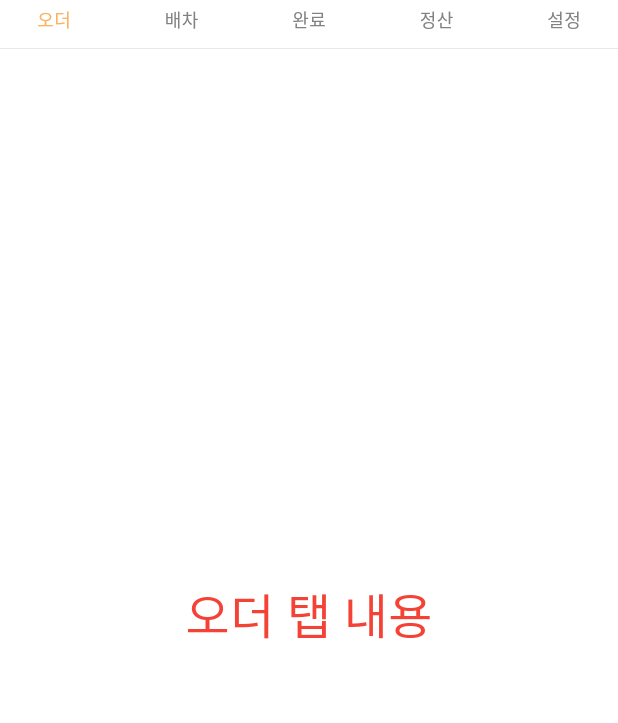
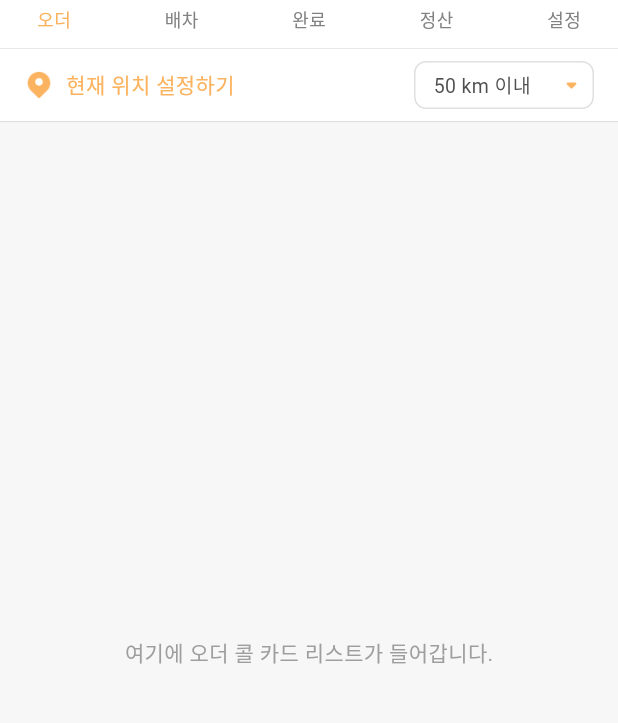
Before and after one commit to rlaaudgjs2/consignment, a Flutter app: the screen it shows after launch, on a phone screen of 412 x 824 dp, the part 53-776 px from its top. Run offline on Flutter 3.47's test engine with Material 3 defaults, Android fonts, the light colour scheme and no system bars.

Commit message:
[#2] feat: 오더페이지 현재 위치/거리 필터 UI 추가

```diff
--- a/lib/core/config/assets.dart
+++ b/lib/core/config/assets.dart
@@ -23,4 +23,12 @@ class AppIcons {
       'assets/icons/tabs/ic_tab_setting_active.png';
   static const String tabSettingsInactive =
       'assets/icons/tabs/ic_tab_setting_inactive.png';
+
+  static const String orderLocation =
+      'assets/icons/order/ic_location.png';
+
+  static const String arrowDown =
+      'assets/icons/common/ic_arrow_down.png';
+  static const String arrowUp =
+      'assets/icons/common/ic_arrow_up.png';
 }
--- /dev/null
+++ b/lib/features/order/presentation/pages/order_page.dart
@@ -0,0 +1,169 @@
+import 'package:flutter/material.dart';
+import 'package:consignment/features/order/presentation/widgets/order_filter_bar.dart';
+
+class OrderPage extends StatefulWidget {
+  const OrderPage({super.key});
+
+  @override
+  State<OrderPage> createState() => _OrderPageState();
+}
+
+class _OrderPageState extends State<OrderPage> {
+  final List<int> _distanceOptions = [1, 5, 10, 20, 50, 100];
+
+  int _selectedDistance = 50;
+  bool _isDistanceDropdownOpen = false;
+
+  // 거리 버튼의 위치를 얻기 위한 키
+  final GlobalKey _distanceButtonKey = GlobalKey();
+
+  OverlayEntry? _distanceOverlayEntry;
+
+  String get _distanceLabel => '$_selectedDistance km 이내';
+
+  void _onTapLocation() {
+    // TODO: 현재 위치 설정 BottomSheet / 권한 요청 등으로 연결
+    debugPrint('현재 위치 설정하기 클릭');
+  }
+
+  void _toggleDistanceDropdown() {
+    if (_isDistanceDropdownOpen) {
+      _removeDistanceDropdown();
+    } else {
+      _showDistanceDropdown();
+    }
+  }
+
+  void _showDistanceDropdown() {
+    final renderBox =
+    _distanceButtonKey.currentContext?.findRenderObject() as RenderBox?;
+    if (renderBox == null) return;
+
+    final size = renderBox.size;
+    final offset = renderBox.localToGlobal(Offset.zero);
+
+    _distanceOverlayEntry = OverlayEntry(
+      builder: (context) {
+        return Stack(
+          children: [
+            // 바깥 클릭 시 닫히도록 전체 영역 터치 레이어
+            Positioned.fill(
+              child: GestureDetector(
+                behavior: HitTestBehavior.translucent,
+                onTap: _removeDistanceDropdown,
+              ),
+            ),
+            // 거리 버튼 바로 아래의 드롭다운
+            Positioned(
+              left: offset.dx,
+              top: offset.dy + size.height,
+              width: size.width, // 120과 같음
+              child: Material(
+                color: Colors.transparent,
+                child: Container(
+                  width: size.width,
+                  decoration: BoxDecoration(
+                    color: Colors.white,
+                    borderRadius: BorderRadius.circular(8),
+                    border: Border.all(
+                      color: const Color(0xFFE0E0E0),
+                      width: 1,
+                    ),
+                  ),
+                  child: Column(
+                    mainAxisSize: MainAxisSize.min,
+                    children: _distanceOptions.map((km) {
+                      final bool isSelected = km == _selectedDistance;
+                      return InkWell(
+                        onTap: () {
+                          setState(() {
+                            _selectedDistance = km;
+                          });
+                          _removeDistanceDropdown();
+                        },
+                        child: Container(
+                          height: 60, // 피그마: 각 옵션 120 x 60
+                          alignment: Alignment.center,
+                          decoration: const BoxDecoration(
+                            border: Border(
+                              bottom: BorderSide(
+                                color: Color(0xFFE0E0E0),
+                                width: 0.5,
+                              ),
+                            ),
+                          ),
+                          child: Text(
+                            '$km km',
+                            style: TextStyle(
+                              fontSize: 16,
+                              color: isSelected
+                                  ? const Color(0xFFFBB35F)
+                                  : const Color(0xFF4F4F4F),
+                              fontWeight: isSelected
+                                  ? FontWeight.w600
+                                  : FontWeight.w400,
+                            ),
+                          ),
+                        ),
+                      );
+                    }).toList(),
+                  ),
+                ),
+              ),
+            ),
+          ],
+        );
+      },
+    );
+
+    Overlay.of(context).insert(_distanceOverlayEntry!);
+
+    setState(() {
+      _isDistanceDropdownOpen = true;
+    });
+  }
+
+  void _removeDistanceDropdown() {
+    _distanceOverlayEntry?.remove();
+    _distanceOverlayEntry = null;
+
+    if (mounted) {
+      setState(() {
+        _isDistanceDropdownOpen = false;
+      });
+    }
+  }
+
+  @override
+  void dispose() {
+    _removeDistanceDropdown();
+    super.dispose();
+  }
+
+  @override
+  Widget build(BuildContext context) {
+    return Column(
+      children: [
+        OrderFilterBar(
+          onTapLocation: _onTapLocation,
+          onTapDistance: _toggleDistanceDropdown,
+          distanceLabel: _distanceLabel,
+          isDistanceOpen: _isDistanceDropdownOpen,
+          distanceButtonKey: _distanceButtonKey,
+        ),
+        const Divider(height: 1, color: Color(0xFFE0E0E0)),
+        Expanded(
+          child: Container(
+            color: const Color(0xFFF7F7F7),
+            child: const Center(
+              child: Text(
+                '여기에 오더 콜 카드 리스트가 들어갑니다.',
+                style: TextStyle(color: Colors.grey),
+              ),
+            ),
+          ),
+        ),
+      ],
+    );
+  }
+}
--- /dev/null
+++ b/lib/features/order/presentation/widgets/order_filter_bar.dart
@@ -0,0 +1,110 @@
+import 'package:flutter/material.dart';
+import 'package:consignment/core/config/assets.dart';
+
+/// 오더 탭 상단의
+/// "현재 위치 설정하기" + "거리 필터" 영역 컴포넌트.
+class OrderFilterBar extends StatelessWidget {
+  final VoidCallback onTapLocation;
+  final VoidCallback onTapDistance;
+  final String distanceLabel;
+  final bool isDistanceOpen; // 필터 펼쳐져 있을 때 위 화살표로 표시
+
+  /// 거리 버튼 위치를 계산하기 위한 키
+  final GlobalKey distanceButtonKey;
+
+  const OrderFilterBar({
+    super.key,
+    required this.onTapLocation,
+    required this.onTapDistance,
+    required this.distanceLabel,
+    required this.distanceButtonKey,
+    this.isDistanceOpen = false,
+  });
+
+  @override
+  Widget build(BuildContext context) {
+    return Container(
+      color: Colors.white,
+      padding: const EdgeInsets.symmetric(
+        horizontal: 16,
+        vertical: 8,
+      ),
+      child: Row(
+        children: [
+          // 왼쪽: 현재 위치 설정하기
+          Expanded(
+            child: GestureDetector(
+              behavior: HitTestBehavior.opaque,
+              onTap: onTapLocation,
+              child: Row(
+                children: [
+                  Image.asset(
+                    AppIcons.orderLocation,
+                    width: 20,
+                    height: 20,
+                  ),
+                  const SizedBox(width: 8),
+                  const Text(
+                    '현재 위치 설정하기',
+                    style: TextStyle(
+                      fontSize: 14,
+                      color: Color(0xFFFBB35F), // main 주황색
+                      fontWeight: FontWeight.w500,
+                    ),
+                  ),
+                ],
+              ),
+            ),
+          ),
+
+          const SizedBox(width: 12),
+
+          // 오른쪽: 거리 필터 버튼 (피그마 120 x 32)
+          GestureDetector(
+            behavior: HitTestBehavior.opaque,
+            onTap: onTapDistance,
+            child: SizedBox(
+              key: distanceButtonKey, // 🔹 위치 계산용 키
+              width: 120,
+              height: 32,
+              child: Container(
+                padding: const EdgeInsets.fromLTRB(12, 4, 4, 4),
+                decoration: BoxDecoration(
+                  color: Colors.white,
+                  borderRadius: BorderRadius.circular(8), // Radius 8px
+                  border: Border.all(
+                    color: const Color(0xFFE0E0E0), // Border 1px
+                    width: 1,
+                  ),
+                ),
+                child: Row(
+                  mainAxisAlignment: MainAxisAlignment.spaceBetween,
+                  children: [
+                    Expanded(
+                      child: Text(
+                        distanceLabel,
+                        overflow: TextOverflow.ellipsis,
+                        style: const TextStyle(
+                          fontSize: 13,
+                          color: Color(0xFF4F4F4F),
+                        ),
+                      ),
+                    ),
+                    const SizedBox(width: 4),
+                    Image.asset(
+                      isDistanceOpen
+                          ? AppIcons.arrowUp
+                          : AppIcons.arrowDown,
+                      width: 20,
+                      height: 20,
+                    ),
+                  ],
+                ),
+              ),
+            ),
+          ),
+        ],
+      ),
+    );
+  }
+}
--- a/lib/features/root/presentation/pages/root_tab_page.dart
+++ b/lib/features/root/presentation/pages/root_tab_page.dart
@@ -1,3 +1,4 @@
+import 'package:consignment/features/order/presentation/pages/order_page.dart';
 import 'package:flutter/material.dart';
 import 'package:consignment/core/config/assets.dart';
 
@@ -117,12 +118,7 @@ class _RootTabPageState extends State<RootTabPage> {
   Widget _buildBody() {
     switch (_currentIndex) {
       case 0:
-        return const Center(
-          child: Text(
-            '오더 탭 내용',
-            style: TextStyle(color: Colors.red, fontSize: 32),
-          ),
-        );
+        return const OrderPage();
       case 1:
         return const Center(child: Text('배차 탭 내용'));
       case 2:
--- a/pubspec.yaml
+++ b/pubspec.yaml
@@ -58,6 +58,8 @@ flutter:
   uses-material-design: true
   assets:
     - assets/icons/tabs/
+    - assets/icons/order/
+    - assets/icons/common/
   # To add assets to your application, add an assets section, like this:
   # assets:
   #   - images/a_dot_burr.jpeg
```
Also changed, not shown: assets/icons/common/ic_arrow_down.png (added), assets/icons/common/ic_arrow_up.png (added), assets/icons/order/ic_location.png (added).
